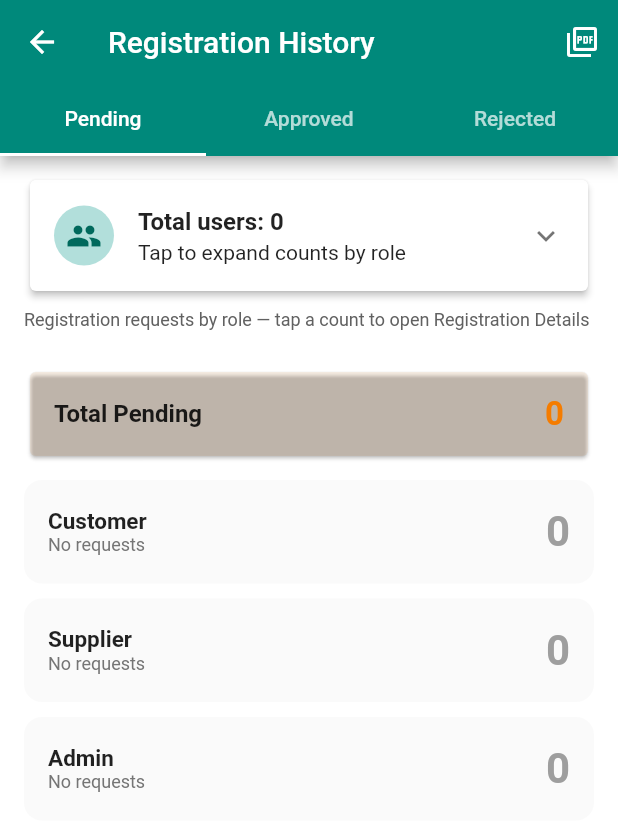
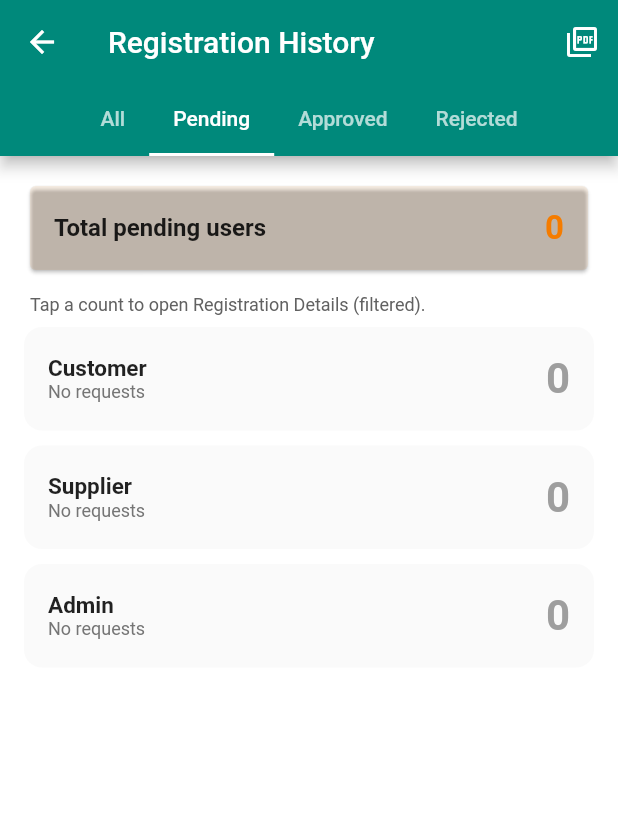
Before and after one commit to ksrajith/foodesk, a Flutter app: the AdminRegistrationHistoryScreen screen opened by its route, on a phone screen of 412 x 824 dp. Shown: the top 831 px of the screen. Run offline on Flutter 3.47's test engine with Material 3 defaults, Android fonts, the phone set to English and light mode, and no system bars; our stand-ins replace cloud_firestore, cloud_functions, firebase_auth, firebase_core, firebase_messaging, firebase_storage and 5 more; accounts and stored records are empty.

Commit message:
added Changes

```diff
--- a/lib/screens/admin_registration_history.dart
+++ b/lib/screens/admin_registration_history.dart
@@ -5,7 +5,7 @@ import '../utils/registration_stats.dart';
 import '../utils/registration_report_pdf.dart';
 import 'admin_registration_details_screen.dart';
 
-/// Summary of users and registration requests; opens **Registration Details** when a count is tapped.
+/// Summary of users and registration requests; opens **Registration Details** when a request count is tapped.
 class AdminRegistrationHistoryScreen extends StatefulWidget {
   const AdminRegistrationHistoryScreen({Key? key}) : super(key: key);
 
@@ -20,7 +20,8 @@ class _AdminRegistrationHistoryScreenState extends State<AdminRegistrationHistor
   @override
   void initState() {
     super.initState();
-    _tabController = TabController(length: 3, vsync: this, initialIndex: 0);
+    // All | Pending | Approved | Rejected — default: Pending
+    _tabController = TabController(length: 4, vsync: this, initialIndex: 1);
   }
 
   @override
@@ -105,7 +106,9 @@ class _AdminRegistrationHistoryScreenState extends State<AdminRegistrationHistor
           labelColor: Colors.white,
           unselectedLabelColor: Colors.white70,
           indicatorColor: Colors.white,
+          isScrollable: true,
           tabs: const [
+            Tab(text: 'All'),
             Tab(text: 'Pending'),
             Tab(text: 'Approved'),
             Tab(text: 'Rejected'),
@@ -146,80 +149,30 @@ class _AdminRegistrationHistoryScreenState extends State<AdminRegistrationHistor
                 _accumulate(usersByRole, d.data()['role'] as String?);
               }
 
-              return Column(
-                crossAxisAlignment: CrossAxisAlignment.stretch,
-                children: [
-                  Padding(
-                    padding: const EdgeInsets.fromLTRB(16, 12, 16, 0),
-                    child: Card(
-                      elevation: 2,
-                      child: ExpansionTile(
-                        leading: CircleAvatar(
-                          backgroundColor: Colors.teal.shade100,
-                          child: Icon(Icons.people, color: Colors.teal.shade800),
-                        ),
-                        title: Text(
-                          'Total users: $totalUsers',
-                          style: const TextStyle(fontWeight: FontWeight.bold, fontSize: 16),
-                        ),
-                        subtitle: const Text('Tap to expand counts by role'),
-                        children: [
-                          Padding(
-                            padding: const EdgeInsets.fromLTRB(16, 0, 16, 16),
-                            child: Column(
-                              children: kRegistrationRoleLabels
-                                  .map(
-                                    (r) => ListTile(
-                                      dense: true,
-                                      title: Text(r),
-                                      trailing: Text(
-                                        '${usersByRole[r] ?? 0}',
-                                        style: TextStyle(
-                                          fontWeight: FontWeight.bold,
-                                          color: Colors.teal.shade700,
-                                          fontSize: 16,
-                                        ),
-                                      ),
-                                    ),
-                                  )
-                                  .toList(),
-                            ),
-                          ),
-                        ],
-                      ),
-                    ),
-                  ),
-                  Padding(
-                    padding: const EdgeInsets.symmetric(horizontal: 16, vertical: 8),
-                    child: Text(
-                      'Registration requests by role — tap a count to open Registration Details',
-                      style: TextStyle(fontSize: 12, color: Colors.grey.shade700),
-                    ),
-                  ),
-                  Expanded(
-                    child: TabBarView(
+              return TabBarView(
                 controller: _tabController,
                 children: [
-                        _buildRoleCountTab(
-                          title: 'Pending',
+                  _buildAllTab(totalUsers: totalUsers, usersByRole: usersByRole),
+                  _buildRequestStatusTab(
+                    totalLabel: 'Total pending users',
                     counts: pending,
                     statusKey: 'pending',
                     color: Colors.orange.shade700,
+                    hint: 'Tap a count to open Registration Details (filtered).',
                   ),
-                        _buildRoleCountTab(
-                          title: 'Approved',
+                  _buildRequestStatusTab(
+                    totalLabel: 'Total approved users',
                     counts: approved,
                     statusKey: 'approved',
                     color: Colors.green.shade700,
+                    hint: 'Tap a count to open Registration Details (filtered).',
                   ),
-                        _buildRoleCountTab(
-                          title: 'Rejected',
+                  _buildRequestStatusTab(
+                    totalLabel: 'Total rejected users',
                     counts: rejected,
                     statusKey: 'rejected',
                     color: Colors.red.shade700,
-                        ),
-                      ],
-                    ),
+                    hint: 'Tap a count to open Registration Details (filtered).',
                   ),
                 ],
               );
@@ -230,11 +183,98 @@ class _AdminRegistrationHistoryScreenState extends State<AdminRegistrationHistor
     );
   }
 
-  Widget _buildRoleCountTab({
-    required String title,
+  /// All accounts in `users` — by role (no expand; not linked to registration request details).
+  Widget _buildAllTab({
+    required int totalUsers,
+    required Map<String, int> usersByRole,
+  }) {
+    return ListView(
+      padding: const EdgeInsets.all(16),
+      children: [
+        Card(
+          elevation: 2,
+          child: Padding(
+            padding: const EdgeInsets.all(16),
+            child: Column(
+              crossAxisAlignment: CrossAxisAlignment.start,
+              children: [
+                Material(
+                  color: Colors.transparent,
+                  child: InkWell(
+                    onTap: () => _openDetails(status: 'all'),
+                    borderRadius: BorderRadius.circular(8),
+                    child: Padding(
+                      padding: const EdgeInsets.symmetric(vertical: 4),
+                      child: Row(
+                        crossAxisAlignment: CrossAxisAlignment.start,
+                        children: [
+                          CircleAvatar(
+                            backgroundColor: Colors.teal.shade100,
+                            child: Icon(Icons.people, color: Colors.teal.shade800),
+                          ),
+                          const SizedBox(width: 12),
+                          Expanded(
+                            child: Column(
+                              crossAxisAlignment: CrossAxisAlignment.start,
+                              children: [
+                                Row(
+                                  children: [
+                                    Expanded(
+                                      child: Text(
+                                        'Total users: $totalUsers',
+                                        style: const TextStyle(fontWeight: FontWeight.bold, fontSize: 18),
+                                      ),
+                                    ),
+                                    Icon(Icons.chevron_right, color: Colors.teal.shade700),
+                                  ],
+                                ),
+                                const SizedBox(height: 4),
+                                Text(
+                                  'Tap to open Registration Details (all statuses)',
+                                  style: TextStyle(fontSize: 13, color: Colors.teal.shade700),
+                                ),
+                              ],
+                            ),
+                          ),
+                        ],
+                      ),
+                    ),
+                  ),
+                ),
+                const Divider(height: 28),
+                ...kRegistrationRoleLabels.map(
+                  (r) => Padding(
+                    padding: const EdgeInsets.symmetric(vertical: 6),
+                    child: Row(
+                      children: [
+                        Expanded(child: Text(r, style: const TextStyle(fontWeight: FontWeight.w600, fontSize: 15))),
+                        Text(
+                          '${usersByRole[r] ?? 0}',
+                          style: TextStyle(
+                            fontWeight: FontWeight.bold,
+                            fontSize: 20,
+                            color: Colors.teal.shade700,
+                          ),
+                        ),
+                      ],
+                    ),
+                  ),
+                ),
+              ],
+            ),
+          ),
+        ),
+      ],
+    );
+  }
+
+  /// Pending / Approved / Rejected registration requests by role.
+  Widget _buildRequestStatusTab({
+    required String totalLabel,
     required Map<String, int> counts,
     required String statusKey,
     required Color color,
+    required String hint,
   }) {
     final total = counts.values.fold<int>(0, (a, b) => a + b);
     return ListView(
@@ -243,7 +283,7 @@ class _AdminRegistrationHistoryScreenState extends State<AdminRegistrationHistor
         Card(
           color: color.withOpacity(0.08),
           child: ListTile(
-            title: Text('Total $title', style: const TextStyle(fontWeight: FontWeight.w600)),
+            title: Text(totalLabel, style: const TextStyle(fontWeight: FontWeight.w600)),
             trailing: Text(
               '$total',
               style: TextStyle(fontSize: 22, fontWeight: FontWeight.bold, color: color),
@@ -251,7 +291,10 @@ class _AdminRegistrationHistoryScreenState extends State<AdminRegistrationHistor
             onTap: total > 0 ? () => _openDetails(status: statusKey) : null,
           ),
         ),
-        const SizedBox(height: 12),
+        Padding(
+          padding: const EdgeInsets.fromLTRB(4, 12, 4, 8),
+          child: Text(hint, style: TextStyle(fontSize: 12, color: Colors.grey.shade700)),
+        ),
         ...kRegistrationRoleLabels.map((role) {
           final n = counts[role] ?? 0;
           return Padding(
```
Lines whose indentation alone changed are shown as unchanged.
